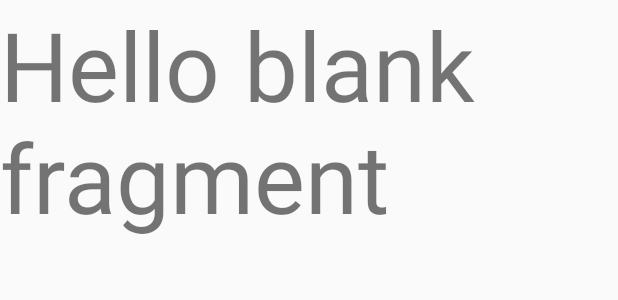
After one commit to TheBaileyOne/FinalProject, an Android app: the layout fragment_add_subject.xml on its own in the app's theme, with its tools: preview values and no code run, on a phone screen of 412 x 824 dp. The commit adds this screen. Shown: the top 300 px of the screen. Run offline under Robolectric (Android 15) with nearby library versions, the phone set to English and light mode, and no system bars.

Commit message:
open addSubject on menu button click

```diff
--- a/app/src/main/java/com/example/studentlifeapp/activities/SubjectDetails.kt
+++ b/app/src/main/java/com/example/studentlifeapp/activities/SubjectDetails.kt
@@ -76,9 +76,6 @@ class SubjectDetails : AppCompatActivity(),AddEvent.OnEventSavedListener {
         //TODO: sort out animation for activity opening
         val events: MutableList<Event> = subject!!.events
         val eventsGroup = formatEvents(events)
-//        events.sortBy { it.startTime }
-//        val eventsMap = events.groupBy { it.title }
-//        val eventsGroup = eventsMap.toList()
         supportActionBar?.title = subject?.name
         supportActionBar?.setDisplayHomeAsUpEnabled(true)
 
--- /dev/null
+++ b/app/src/main/res/layout/fragment_add_subject.xml
@@ -0,0 +1,15 @@
+<?xml version="1.0" encoding="utf-8"?>
+<FrameLayout xmlns:android="http://schemas.android.com/apk/res/android"
+    xmlns:tools="http://schemas.android.com/tools"
+    android:layout_width="match_parent"
+    android:layout_height="match_parent"
+    tools:context=".fragments.AddSubject">
+
+    <!-- TODO: Update blank fragment layout -->
+    <TextView
+        android:layout_width="match_parent"
+        android:layout_height="match_parent"
+        android:text="@string/hello_blank_fragment"
+        android:textSize="64sp"/>
+
+</FrameLayout>
--- a/app/src/main/res/menu/menu_add.xml
+++ b/app/src/main/res/menu/menu_add.xml
@@ -2,7 +2,7 @@
 <menu xmlns:android="http://schemas.android.com/apk/res/android"
     xmlns:app="http://schemas.android.com/apk/res-auto">
     <item
-        android:id="@+id/action_settings"
+        android:id="@+id/action_add"
         android:orderInCategory="100"
         android:title="Setting"
         app:showAsAction="ifRoom"
--- a/app/src/main/res/menu/menu_edit.xml
+++ b/app/src/main/res/menu/menu_edit.xml
@@ -2,7 +2,7 @@
 <menu xmlns:android="http://schemas.android.com/apk/res/android"
     xmlns:app="http://schemas.android.com/apk/res-auto">
     <item
-        android:id="@+id/action_settings"
+        android:id="@+id/action_edit"
         android:orderInCategory="100"
         android:title="Setting"
         app:showAsAction="ifRoom"
```
Also changed, not shown: app/src/main/java/com/example/studentlifeapp/fragments/AddSubject.kt (added, +23 -0 lines), app/src/main/java/com/example/studentlifeapp/fragments/SubjectsFragment.kt (+14 -1 lines).
